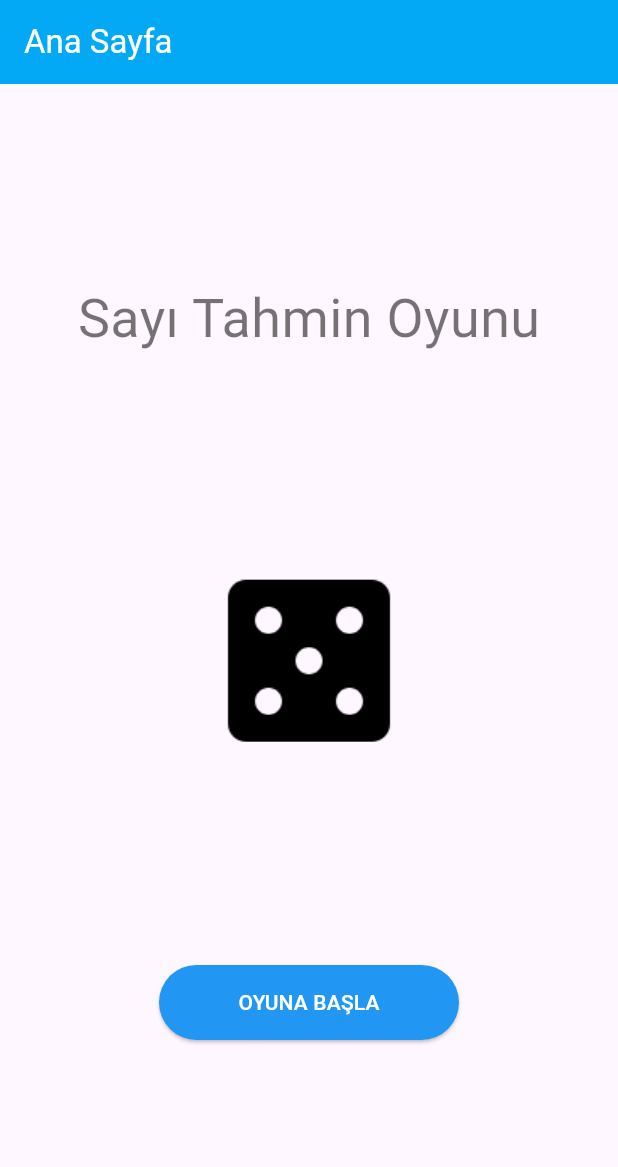
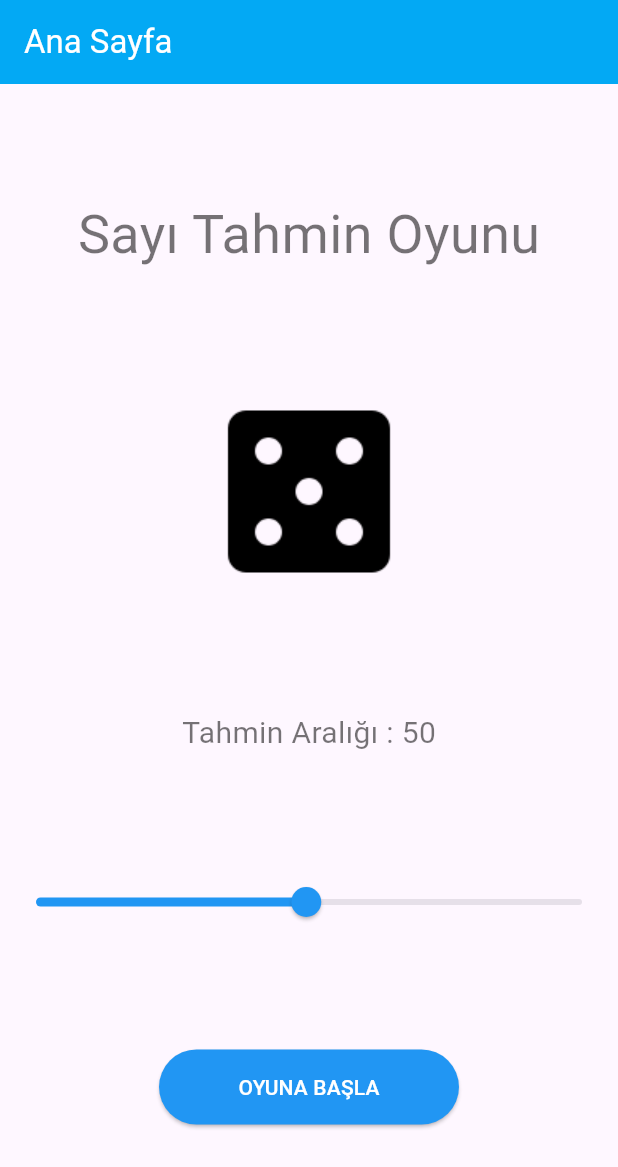
Before and after one commit to abdullah-aydogan/sayi_tahmin_oyunu, a Flutter app: the screen it shows after launch, on a phone screen of 412 x 824 dp. Shown: the top 1167 px of the screen. Run offline on Flutter 3.47's test engine with Material 2 defaults, Android fonts, the phone set to English and light mode, and no system bars.

Commit message:
tahmin araligi ekleme ozelligi eklendi

```diff
--- a/lib/SonucEkrani.dart
+++ b/lib/SonucEkrani.dart
@@ -1,5 +1,6 @@
 import 'package:flutter/material.dart';
 import 'package:flutter/services.dart';
+import 'package:sayi_tahmin_uygulamasi/main.dart';
 import 'TahminEkrani.dart';
 
 class SonucEkrani extends StatefulWidget {
@@ -45,7 +46,7 @@ class _SonucEkraniState extends State<SonucEkrani> {
                   backgroundColor: Colors.blue,
                 ),
                 onPressed: () {
-                  Navigator.pushReplacement(context, MaterialPageRoute(builder: (context) => TahminEkrani()));
+                  Navigator.pop(context);
                 },
               ),
             ),
--- a/lib/TahminEkrani.dart
+++ b/lib/TahminEkrani.dart
@@ -5,7 +5,9 @@ import 'SonucEkrani.dart';
 
 class TahminEkrani extends StatefulWidget {
 
-  const TahminEkrani({super.key});
+  int tahminAraligi;
+
+  TahminEkrani({required this.tahminAraligi});
 
   @override
   State<TahminEkrani> createState() => _TahminEkraniState();
@@ -24,7 +26,7 @@ class _TahminEkraniState extends State<TahminEkrani> {
 
     super.initState();
 
-    rastgeleSayi = Random().nextInt(101);
+    rastgeleSayi = Random().nextInt(widget.tahminAraligi + 1);
     print("Rastgele Sayı : $rastgeleSayi");
   }
 
--- a/lib/main.dart
+++ b/lib/main.dart
@@ -31,6 +31,8 @@ class Anasayfa extends StatefulWidget {
 
 class _AnasayfaState extends State<Anasayfa> {
 
+  double ilerleme = 50.0;
+
   @override
   Widget build(BuildContext context) {
     return Scaffold(
@@ -50,6 +52,18 @@ class _AnasayfaState extends State<Anasayfa> {
           children: [
             const Text("Sayı Tahmin Oyunu", style: TextStyle(color: Colors.black54, fontSize: 36)),
             Image.asset("resimler/zar_resim.png"),
+            Text("Tahmin Aralığı : ${ilerleme.toInt()}", style: TextStyle(color: Colors.black54, fontSize: 20)),
+            Slider(
+              max: 100,
+              min: 1,
+              activeColor: Colors.blue,
+              value: ilerleme,
+              onChanged: (double i) {
+                setState(() {
+                  ilerleme = i;
+                });
+              },
+            ),
             SizedBox(
               width: 200,
               height: 50,
@@ -59,7 +73,7 @@ class _AnasayfaState extends State<Anasayfa> {
                   backgroundColor: Colors.blue,
                 ),
                 onPressed: () {
-                  Navigator.push(context, MaterialPageRoute(builder: (context) => TahminEkrani()));
+                  Navigator.push(context, MaterialPageRoute(builder: (context) => TahminEkrani(tahminAraligi: ilerleme.toInt())));
                 },
               ),
             ),
```
